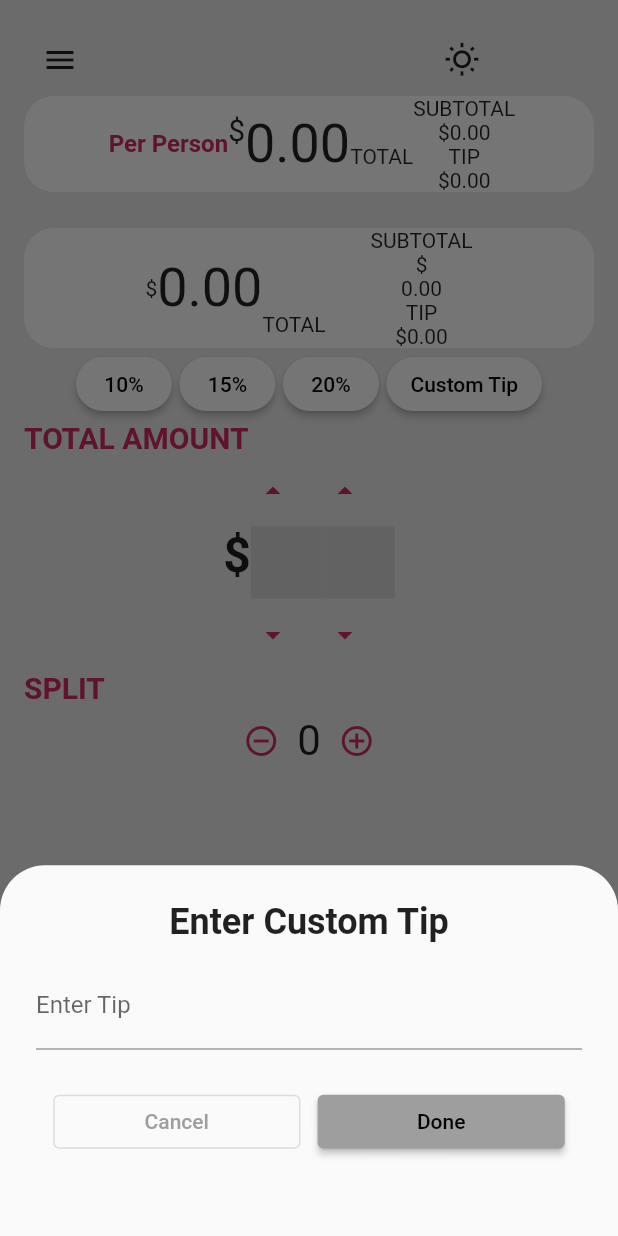
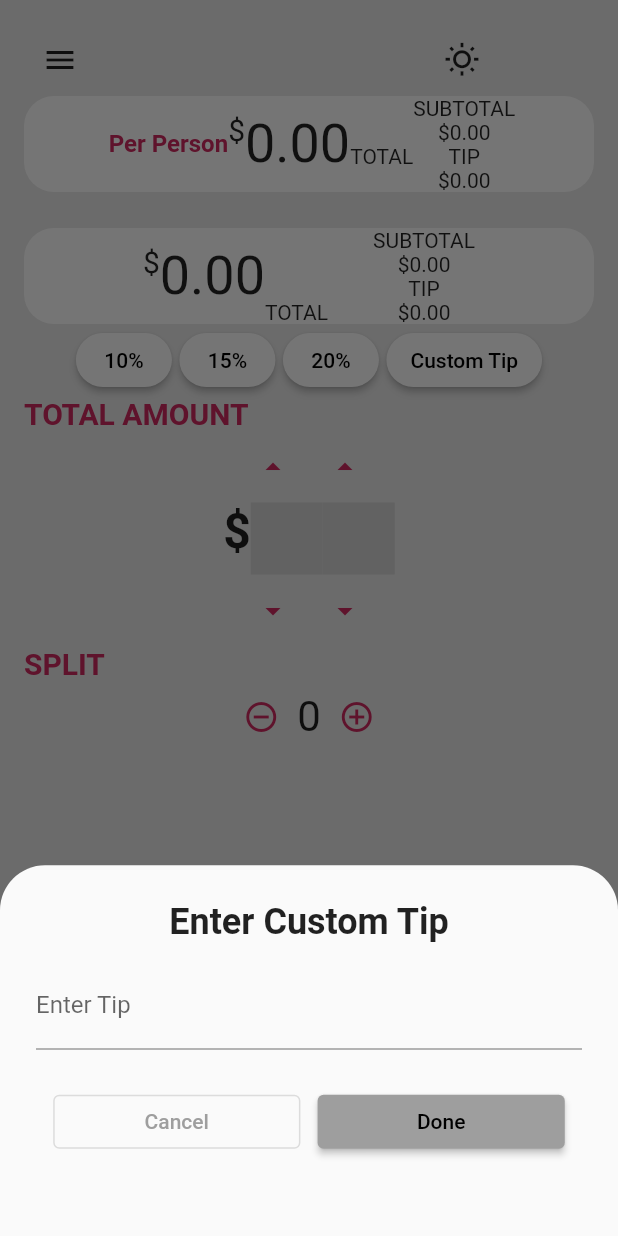
Before and after one commit to jerryHeisenberg/Flutter_Assignments, a Flutter app: the screen it shows after launch, after a tap on "Custom Tip", on a phone screen of 412 x 824 dp. Run offline on Flutter 3.47's test engine with Material 2 defaults, Android fonts, the phone set to English and light mode, and no system bars; missing offline and left inert: wheel_slider.

Commit message:
Update result.dart

```diff
--- a/tipapp/lib/result.dart
+++ b/tipapp/lib/result.dart
@@ -17,12 +17,17 @@ class TotalBill extends StatelessWidget {
         child: Row(
           mainAxisAlignment: MainAxisAlignment.center,
       children: [
-        const Text(
+     Row(
+          crossAxisAlignment: CrossAxisAlignment.start,
+          children:[
+            const Text(
           "\$",
           style: TextStyle(
-              fontFeatures: <FontFeature>[FontFeature.superscripts()]),
+              fontSize: 20),
         ),
-        Text(bill.getTotalBill(),style: const TextStyle(fontSize: 36),),
+        Text(bill.getTotalAmountPerPerson(), style: const TextStyle(fontSize: 36),textAlign:TextAlign.left,),
+          ]
+        ),
         const Text("\n\n\nTOTAL"),
         const VerticalDivider(
           width: 30,
@@ -31,14 +36,8 @@ class TotalBill extends StatelessWidget {
         ),
         Column(mainAxisSize: MainAxisSize.min, children: [
           const Text("SUBTOTAL"),
-          const Text(
-            "\$",
-            style: TextStyle(
-                fontFeatures: <FontFeature>[FontFeature.superscripts()]),
-          ),
-          Text(bill.getTotalAmount()),
+          Text("\$"+bill.getTotalAmount()),
           const Text("TIP"),
-
           Text("\$"+bill.getTotalTip()),
         ])
       ],
```
